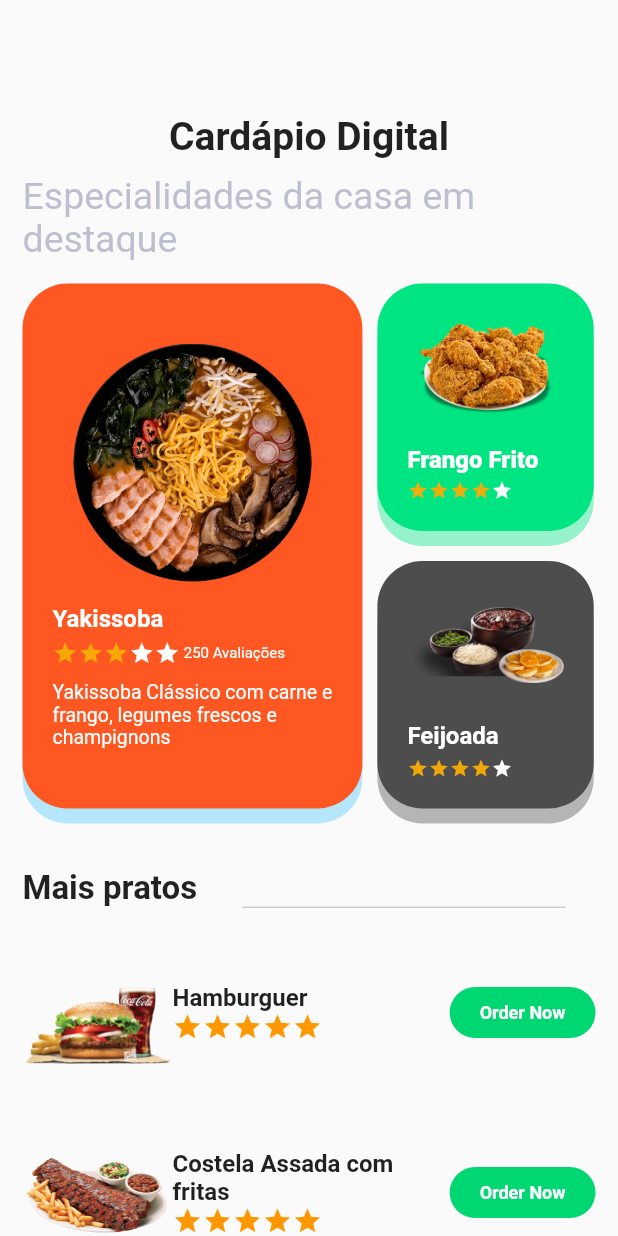
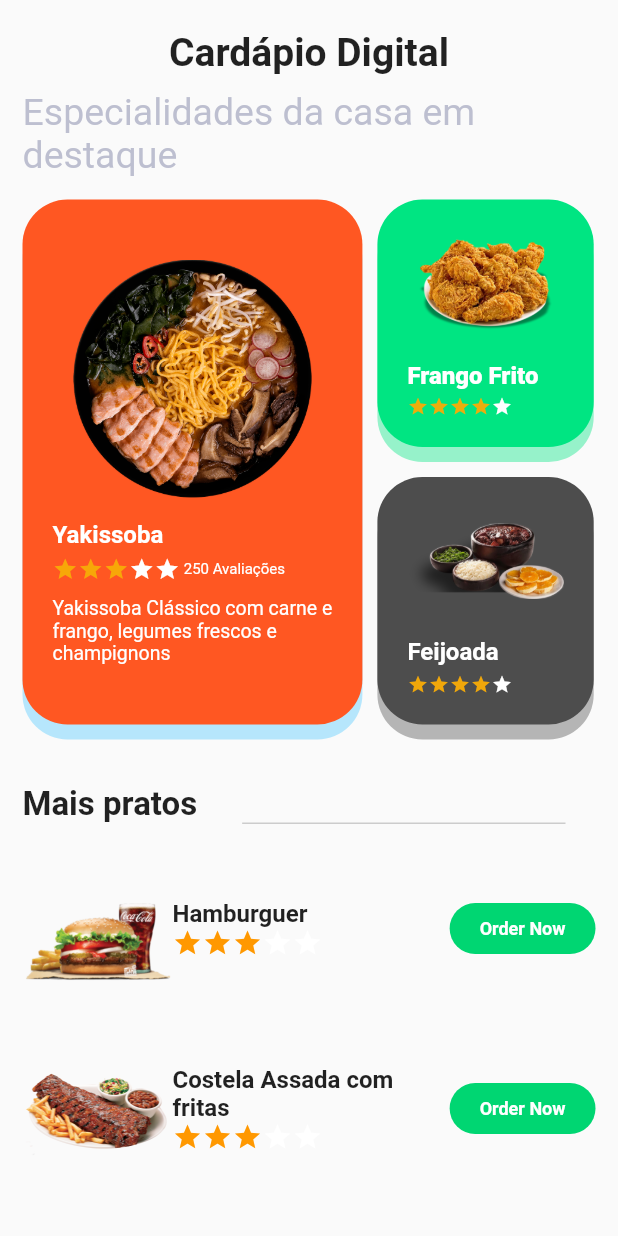
Before and after one commit to francisfs/fast_waiter, a Flutter app: the screen it shows after launch, on a phone screen of 412 x 824 dp. Run offline on Flutter 3.47's test engine with Material 2 defaults, Android fonts, the phone set to English and light mode, and no system bars; our stand-ins replace lottie.

Commit message:
retirada_appBar

```diff
--- a/lib/home1 copy.dart
+++ b/lib/home_page.dart
@@ -14,7 +14,7 @@ class _MyHomePageState extends State<MyHomePage2> {
   @override
   Widget build(BuildContext context) {
     return Scaffold(
-      appBar: AppBar(
+      /*appBar: AppBar(
         backgroundColor: Color.fromARGB(0, 216, 83, 22),
         elevation: 0,
         /*leading: IconButton(
@@ -35,7 +35,7 @@ class _MyHomePageState extends State<MyHomePage2> {
             onPressed: () {},
           )*
         ],*/
-      ),
+      ),*/
       body: SafeArea(
         child: SingleChildScrollView(
           child: Container(
@@ -442,12 +442,12 @@ class _MyHomePageState extends State<MyHomePage2> {
                   Icon(
                     Icons.star,
                     size: 20,
-                    color: Colors.orange,
+                    color: Colors.white,
                   ),
                   Icon(
                     Icons.star,
                     size: 20,
-                    color: Colors.orange,
+                    color: Colors.white,
                   ),
                 ],
               ),
--- a/lib/splash.dart
+++ b/lib/splash.dart
@@ -1,7 +1,7 @@
 import 'dart:async';
-import 'package:fast_waiter/home1%20copy.dart';
+import 'package:fast_waiter/home_page.dart';
 import 'package:fast_waiter/home1.dart';
-import 'package:fast_waiter/home.dart';
+import 'package:fast_waiter/home0.dart';
 import 'package:flutter/material.dart';
 import 'package:flutter/services.dart';
 import 'package:lottie/lottie.dart';
```
Also changed, not shown: lib/main.dart (+8 -6 lines), lib/home0.dart (renamed from lib/home.dart).
